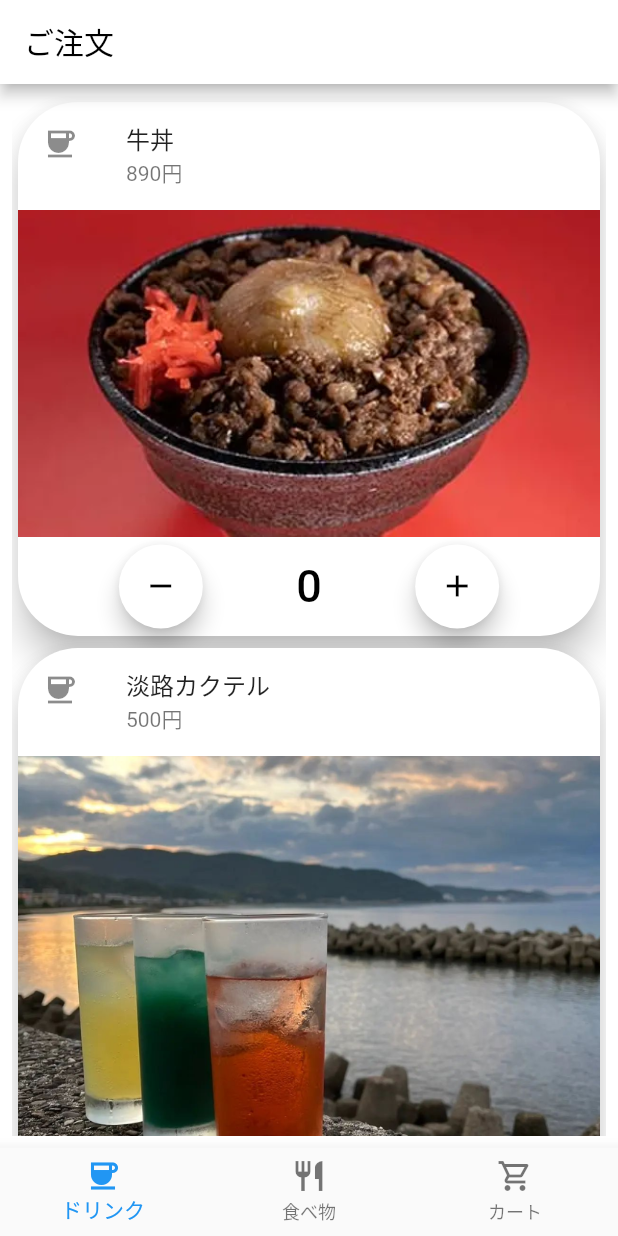
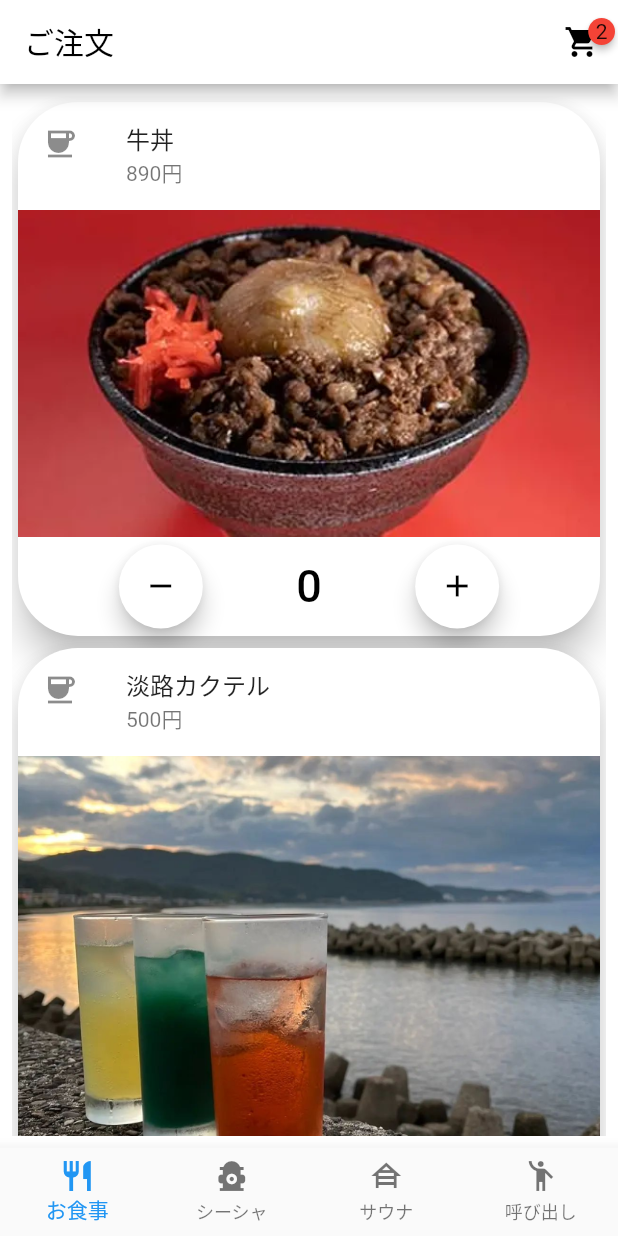
Before and after one commit to HirotoKonno/Villance, a Flutter app: the screen it shows after launch, on a phone screen of 412 x 824 dp. Run offline on Flutter 3.47's test engine with Material 2 defaults, Android fonts, the phone set to English and light mode, and no system bars; drawn by our look-alikes of badges.

Commit message:
Change Navigationbar list

```diff
--- a/lib/main.dart
+++ b/lib/main.dart
@@ -2,6 +2,8 @@ import 'package:flutter/material.dart';
 
 import 'cart_view.dart';
 import 'item_list_view.dart';
+
+import 'package:badges/badges.dart' as badges;
 
 void main() => runApp(
       const MaterialApp(
@@ -24,6 +26,7 @@ class _NavigationState extends State<VillanceApp> {
   List<Widget> display = [
     const ItemListView(),
     const ItemListView(),
+    const CartView(),
     const CartView()
   ];
 
@@ -32,21 +35,38 @@ class _NavigationState extends State<VillanceApp> {
     return Scaffold(
       appBar: AppBar(
         backgroundColor: Colors.white,
-        title: const Text('ご注文',style: TextStyle(color: Colors.black),),
+        title: const Text(
+          'ご注文',
+          style: TextStyle(color: Colors.black),
+        ),
+        actions: [
+          IconButton(
+            color: Colors.black,
+            icon: const badges.Badge(
+              badgeContent: Text("2"),
+              child: Icon(Icons.shopping_cart),),
+            onPressed: () => {},
+          ),
+        ],
       ),
       bottomNavigationBar: BottomNavigationBar(
+        type: BottomNavigationBarType.fixed,
         items: const [
           BottomNavigationBarItem(
-            icon: Icon(Icons.coffee_sharp),
-            label: 'ドリンク',
+            icon: Icon(Icons.restaurant),
+            label: 'お食事',
           ),
           BottomNavigationBarItem(
-            icon: Icon(Icons.restaurant),
-            label: '食べ物',
+            icon: Icon(Icons.fire_hydrant_alt),
+            label: 'シーシャ',
           ),
           BottomNavigationBarItem(
-            icon: Icon(Icons.shopping_cart_outlined),
-            label: 'カート',
+            icon: Icon(Icons.house_siding_sharp),
+            label: 'サウナ',
+          ),
+          BottomNavigationBarItem(
+            icon: Icon(Icons.emoji_people),
+            label: '呼び出し',
           ),
         ],
         onTap: (int index) {
--- a/pubspec.yaml
+++ b/pubspec.yaml
@@ -13,6 +13,8 @@ dependencies:
 
   cupertino_icons: ^1.0.2
 
+  badges: ^3.1.1
+
 dev_dependencies:
   flutter_test:
     sdk: flutter
```
Also changed, not shown: pubspec.lock, 17 other files.
